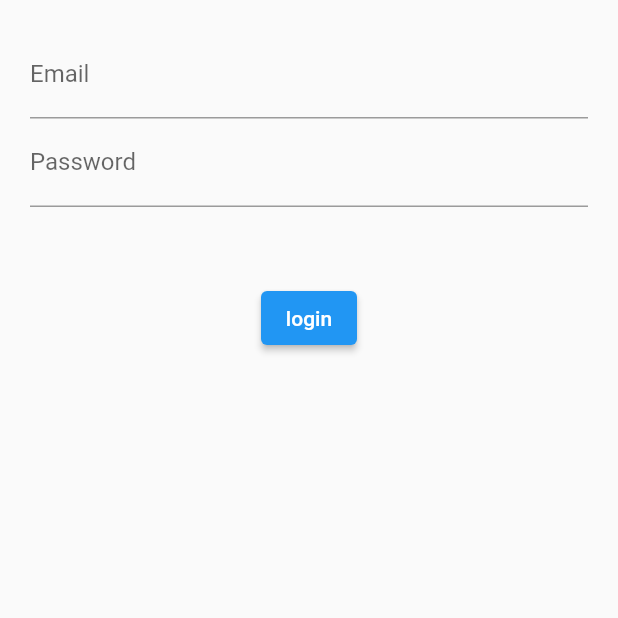
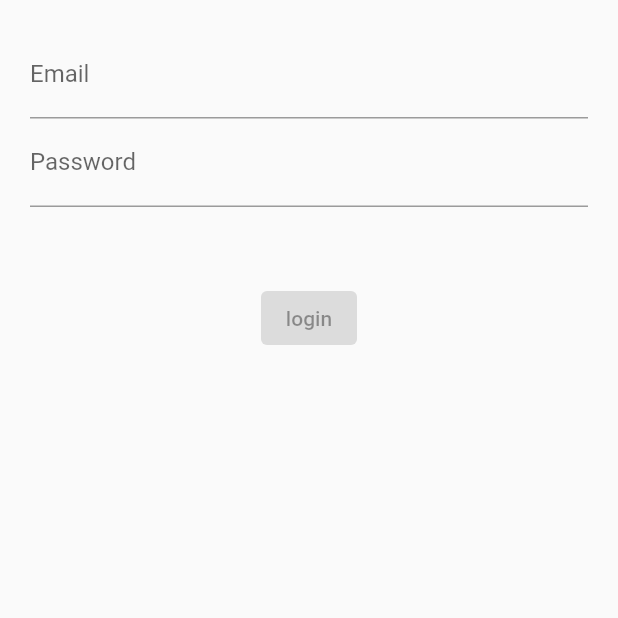
Before and after one commit to MohamedMF2/login_bloc, a Flutter app: the screen it shows after launch, on a phone screen of 412 x 824 dp, the top half of it. Run offline on Flutter 3.47's test engine with Material 2 defaults, Android fonts, the phone set to English and light mode, and no system bars; our stand-ins replace rxdart.

Commit message:
makin use of the rxdart

```diff
--- a/lib/src/blocs/bloc.dart
+++ b/lib/src/blocs/bloc.dart
@@ -1,24 +1,31 @@
 import 'dart:async';
-
 import 'package:login_bloc/src/blocs/validators.dart';
+import 'package:rxdart/rxdart.dart';
 
 class Bloc extends Object with Validators {
-  final _emailController = new StreamController<String>();
-  final _passwordController = new StreamController<String>();
+  final _email = BehaviorSubject<String>();
+  final _password = BehaviorSubject<String>();
 
 //*Getters
   // Add Date to a Stream
-  Stream<String> get email => _emailController.stream.transform(validatEmail);
-  Stream<String> get password =>
-      _passwordController.stream.transform(validatePassword);
+  Stream<String> get email => _email.stream.transform(validatEmail);
+  Stream<String> get password => _password.stream.transform(validatePassword);
+  Stream<bool> get submitValid =>
+      Rx.combineLatest2(email, password, (e, p) => true);
 
   //Change Data
-  Function(String) get changeEmail => _emailController.sink.add;
-  Function(String) get changePassword => _passwordController.sink.add;
+  Function(String) get changeEmail => _email.sink.add;
+  Function(String) get changePassword => _password.sink.add;
+
+  submit() {
+    final email = _email.value;
+    final password = _password.value;
+    print('password = $password , email=$email');
+  }
 
   dispose() {
-    _emailController.close();
-    _passwordController.close();
+    _email.close();
+    _password.close();
   }
 }
 
--- a/lib/src/screens/login.screen.dart
+++ b/lib/src/screens/login.screen.dart
@@ -17,7 +17,7 @@ class LoginScreen extends StatelessWidget {
           Container(
             margin: EdgeInsets.only(top: 50.0),
           ),
-          submitButton(),
+          submitButton(bloc),
         ],
       ),
     );
@@ -55,10 +55,15 @@ class LoginScreen extends StatelessWidget {
     );
   }
 
-  Widget submitButton() {
-    return ElevatedButton(
-      child: Text('login'),
-      onPressed: () {},
+  Widget submitButton(bloc) {
+    return StreamBuilder(
+      stream: bloc.submitValid,
+      builder: (context, snapshot) {
+        return ElevatedButton(
+          child: Text('login'),
+          onPressed: !snapshot.hasData ? null : bloc.submit,
+        );
+      },
     );
   }
 }
--- a/pubspec.yaml
+++ b/pubspec.yaml
@@ -29,6 +29,7 @@ dependencies:
   # Use with the CupertinoIcons class for iOS style icons.
   cupertino_icons: ^1.0.2
 
+  rxdart: ^0.26.0
 dev_dependencies:
   flutter_test:
     sdk: flutter
```
Also changed, not shown: pubspec.lock.
